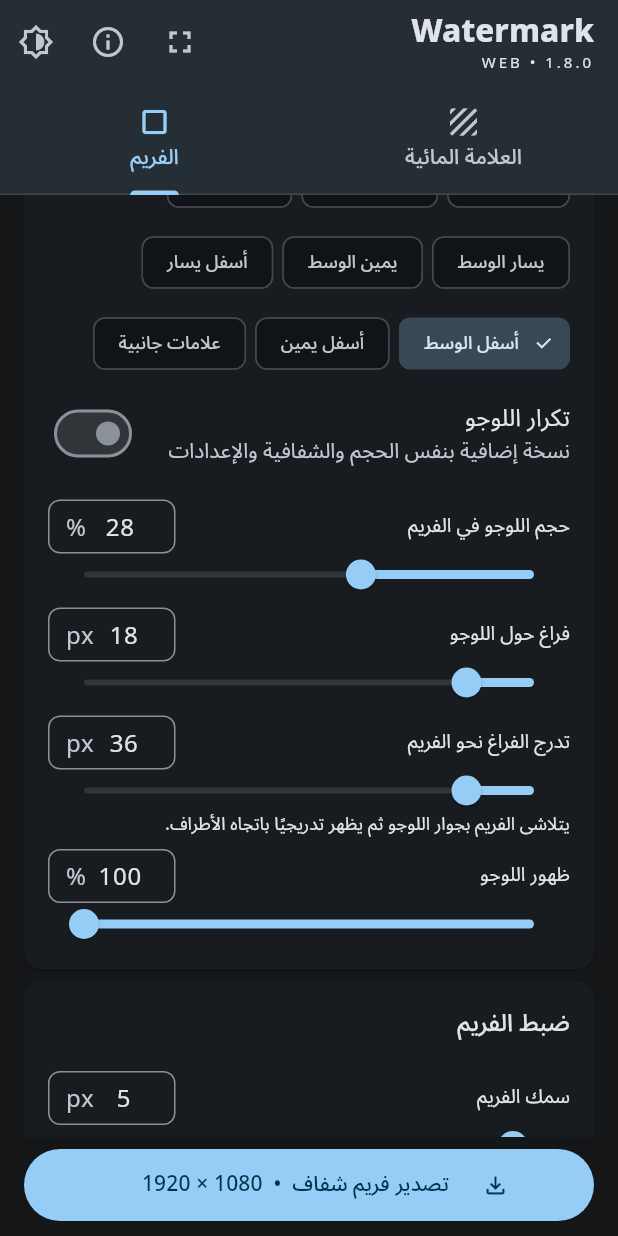
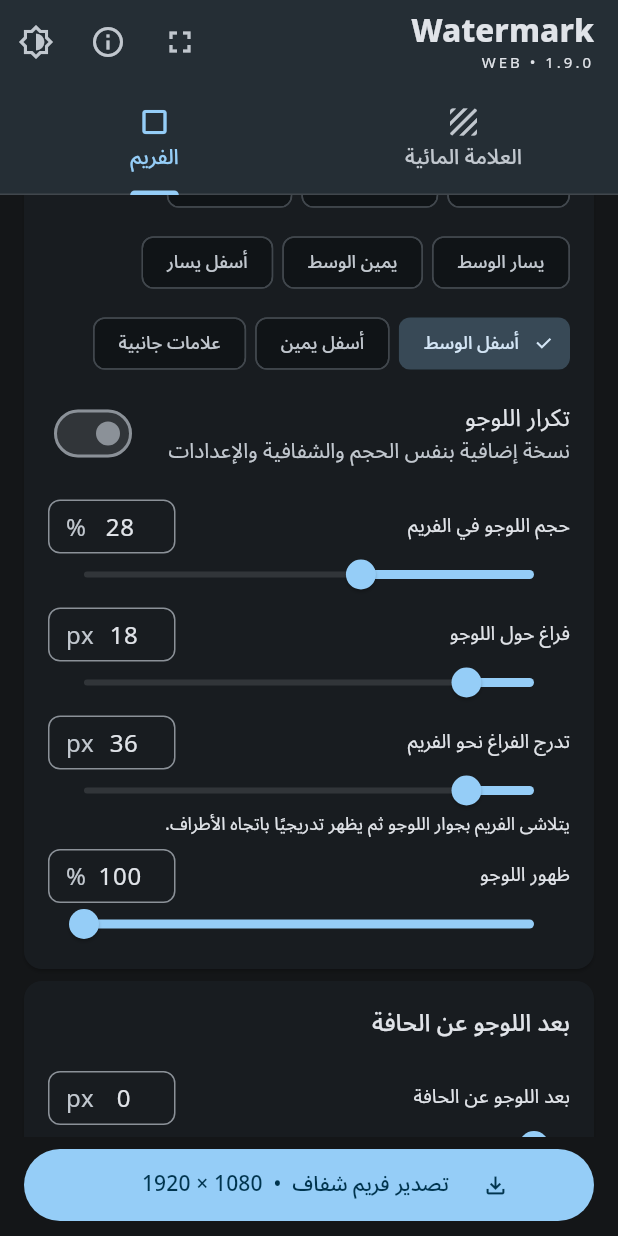
Before and after one commit to Juba-Juba/Watermark-Pattern-Maker, a Flutter app: the screen it shows after launch, tab 2 chosen, scrolled down 1728 dp, on a phone screen of 412 x 824 dp. Run offline on Flutter 3.47's test engine with Material 3 defaults, Android fonts, the phone set to English and light mode, and no system bars; our stand-ins replace image_picker, shared_preferences, web; missing offline and left inert: dart:js_interop.

Commit message:
Point bottom logo border outward and add shared inward logo margin

```diff
--- a/lib/frame.dart
+++ b/lib/frame.dart
@@ -76,6 +76,7 @@
       logoOpacity = 1;
   double cornerLength = .32;
   double gapFeather = 36;
+  double logoInset = 0;
   double repeatScale = .12, repeatSpacing = .03;
   bool showLogo = true;
   bool duplicateLogo = false;
@@ -140,9 +141,28 @@
         border.bottom,
       ),
     };
-    final center = Offset(
+    final base = Offset(
       anchor.dx.clamp(actualW / 2, s.width - actualW / 2),
       anchor.dy.clamp(h / 2, s.height - h / 2),
+    );
+    final distance = s.logoInset.clamp(0.0, shortest * .24);
+    final inward = switch (position ?? s.position) {
+      FramePosition.topLeft => const Offset(1, 1),
+      FramePosition.top => const Offset(0, 1),
+      FramePosition.topRight => const Offset(-1, 1),
+      FramePosition.left => const Offset(1, 0),
+      FramePosition.right => const Offset(-1, 0),
+      FramePosition.bottomLeft => const Offset(1, -1),
+      FramePosition.bottom => const Offset(0, -1),
+      FramePosition.bottomRight => const Offset(-1, -1),
+      FramePosition.sideMarks => Offset(secondSide ? -1 : 1, 0),
+    };
+    final center = Offset(
+      (base.dx + inward.dx * distance).clamp(
+        actualW / 2,
+        s.width - actualW / 2,
+      ),
+      (base.dy + inward.dy * distance).clamp(h / 2, s.height - h / 2),
     );
     // Fit into the canvas without stretching or cropping any logo pixels.
     final maxW = 2 * math.min(center.dx, s.width - center.dx);
@@ -196,6 +216,7 @@
         settings.gap,
         settings.gapFeather,
         settings.logoWidth,
+        settings.logoInset,
         settings.opacity,
         settings.logoOpacity,
         settings.cornerLength,
@@ -462,7 +483,9 @@
     if (image == null) return;
     final s = settings;
     final shortest = math.min(s.width, s.height).toDouble();
-    final inset = s.inset.clamp(0.0, shortest * .24);
+    final inset =
+        s.inset.clamp(0.0, shortest * .24) +
+        s.logoInset.clamp(0.0, shortest * .24);
     final aspect = image.width / image.height;
     var width = shortest * s.repeatScale.clamp(.04, .25);
     var height = width / aspect;
@@ -512,7 +535,7 @@
       s.width.toDouble(),
       Offset(0, s.height - depth),
       const Offset(1, 0),
-      math.pi,
+      0,
     );
     side(
       s.height.toDouble(),
--- a/lib/frame_controls.dart
+++ b/lib/frame_controls.dart
@@ -223,6 +223,7 @@
                     s.radius *= factor;
                     s.gap *= factor;
                     s.gapFeather *= factor;
+                    s.logoInset *= factor;
                   }),
                 ),
             ],
@@ -331,7 +332,7 @@
           const SizedBox(height: 12),
           if (s.style == FrameStyle.logoRepeat) ...[
             const Text(
-              'اللوجو يتكرر على الأربع أطراف وقاعدته للداخل، بألوانه وشفافيته الأصلية.',
+              'اللوجو يتكرر بألوانه الأصلية؛ قاعدة الصف السفلي لأسفل للخارج، وباقي الأطراف للداخل.',
             ),
             if (!hasLogo) const Text('استورد اللوجو أولًا لتكوين الفريم.'),
             slider(
@@ -471,6 +472,18 @@
               suffix: '%',
             ),
           ]),
+        card('بعد اللوجو عن الحافة', [
+          slider(
+            'بعد اللوجو عن الحافة',
+            s.logoInset,
+            0,
+            math.min(s.width, s.height) * .24,
+            (v) => s.logoInset = v,
+          ),
+          const Text(
+            'يتحرك كل لوجو للداخل حسب موقعه، ويشمل النسخ والعلامات الجانبية وفريم اللوجو.',
+          ),
+        ]),
         card('ضبط الفريم', [
           if (s.style != FrameStyle.logoRepeat)
             slider(
--- a/lib/main.dart
+++ b/lib/main.dart
@@ -908,7 +908,7 @@
               style: TextStyle(fontSize: 21, fontWeight: FontWeight.w800),
             ),
             Text(
-              'WEB • 1.8.0',
+              'WEB • 1.9.0',
               style: TextStyle(fontSize: 10, letterSpacing: 2),
             ),
           ],
--- a/pubspec.yaml
+++ b/pubspec.yaml
@@ -1,7 +1,7 @@
 name: watermark_pattern_maker
 description: Offline Arabic watermark pattern editor with true alpha PNG export.
 publish_to: 'none'
-version: 1.8.0+11
+version: 1.9.0+12
 environment:
   sdk: '>=3.10.0 <4.0.0'
 dependencies:
```
Also changed, not shown: 3 other files.
